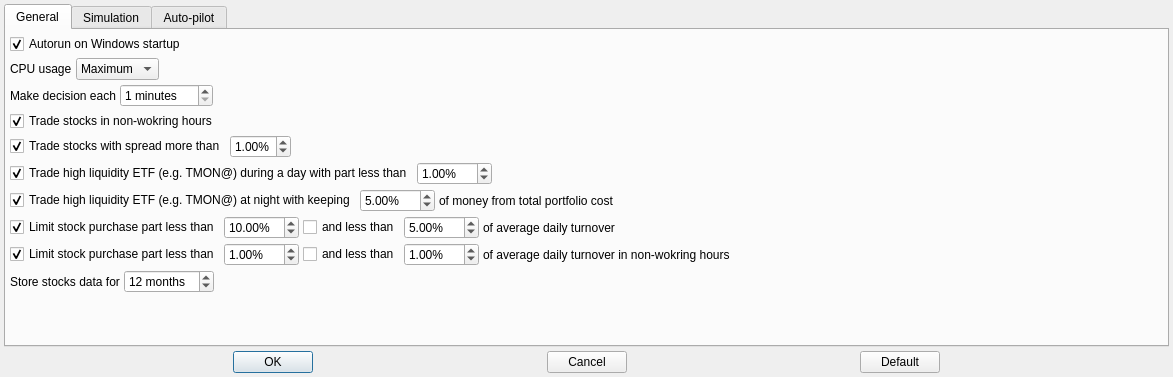
Before: the Qt Designer form app/src/dialogs/settingsdialog/settingsdialog.ui in Gris87/TInvestor, drawn with Qt 5.
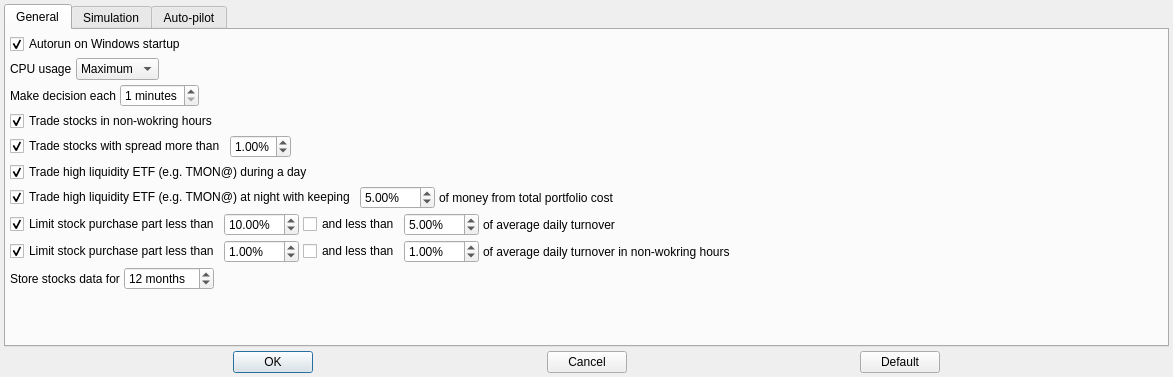
After: the same form once the commit is applied.

Commit message: Remove LiquidityEtfPartDaily

What changed in the file:
```diff
--- a/app/src/dialogs/settingsdialog/settingsdialog.ui
+++ b/app/src/dialogs/settingsdialog/settingsdialog.ui
@@ -139,7 +139,7 @@
             <number>1</number>
            </property>
            <property name="maximum">
-            <number>300</number>
+            <number>5</number>
            </property>
           </widget>
          </item>
@@ -245,29 +245,13 @@
          <item>
           <widget class="QCheckBox" name="tradeLiquidityEtfDailyCheckBox">
            <property name="text">
-            <string>Trade high liquidity ETF (e.g. TMON@) during a day with part less than</string>
+            <string>Trade high liquidity ETF (e.g. TMON@) during a day</string>
            </property>
            <property name="checked">
             <bool>true</bool>
            </property>
           </widget>
          </item>
-         <item>
-          <widget class="QDoubleSpinBox" name="liquidityEtfPartDailyDoubleSpinBox">
-           <property name="suffix">
-            <string notr="true">%</string>
-           </property>
-           <property name="maximum">
-            <double>100.000000000000000</double>
-           </property>
-           <property name="singleStep">
-            <double>0.100000000000000</double>
-           </property>
-           <property name="value">
-            <double>1.000000000000000</double>
-           </property>
-          </widget>
-         </item>
          <item>
           <spacer name="horizontalSpacer_12">
            <property name="orientation">
```
The commit also changes 14 other files.
